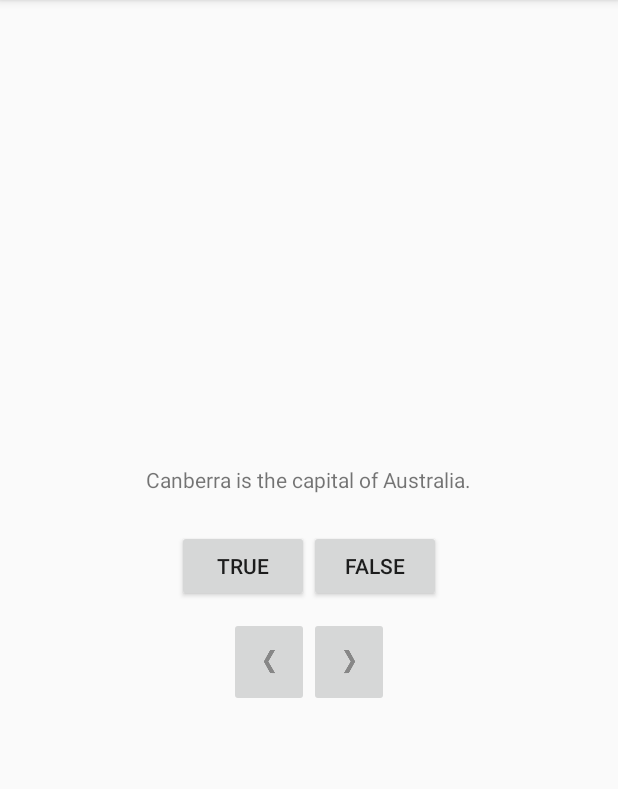
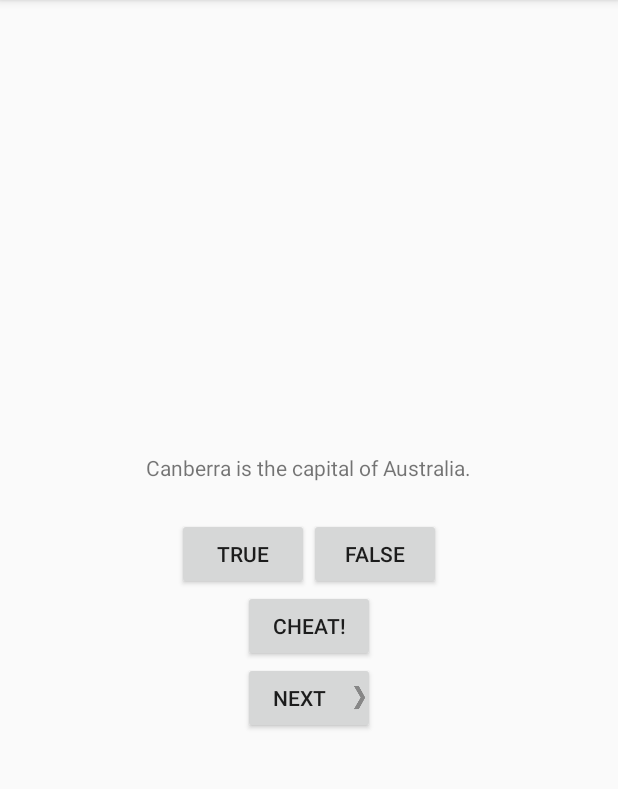
Before and after one commit to bmarz/GeoQuiz, an Android app: the screen it shows after launch (QuizActivity), on a phone screen of 412 x 824 dp, the part 84-873 px from its top. Run offline under Robolectric (Android 15) with nearby library versions, the phone set to English and light mode, and no system bars.

Commit message:
restored buttons to lesson format

```diff
--- a/app/src/main/java/com/bignerdranch/android/geoquiz/QuizActivity.java
+++ b/app/src/main/java/com/bignerdranch/android/geoquiz/QuizActivity.java
@@ -15,8 +15,7 @@ public class QuizActivity extends AppCompatActivity {
 
     private Button mTrueButton;
     private Button mFalseButton;
-    private ImageButton mPrevButton;
-    private ImageButton mNextButton;
+    private Button mNextButton;
     private TextView mQuestionTextView;
 
     private static final String TAG = "QuizActivity";
@@ -64,21 +63,7 @@ public class QuizActivity extends AppCompatActivity {
             }
         });
 
-        mPrevButton = (ImageButton) findViewById(R.id.prev_button);
-        mPrevButton.setOnClickListener(new View.OnClickListener() {
-            @Override
-            public void onClick(View view) {
-                if (mCurrentIndex == 0) {
-                    mCurrentIndex = mQuestionBank.length - 1;
-                }
-                else {
-                    mCurrentIndex = (mCurrentIndex - 1) % mQuestionBank.length;
-                }
-                updateQuestion();
-            }
-        });
-
-        mNextButton = (ImageButton) findViewById(R.id.next_button);
+        mNextButton = (Button) findViewById(R.id.next_button);
         mNextButton.setOnClickListener(new View.OnClickListener() {
             @Override
             public void onClick(View view) {
--- a/app/src/main/res/layout/activity_quiz.xml
+++ b/app/src/main/res/layout/activity_quiz.xml
@@ -29,27 +29,18 @@
 
     </LinearLayout>
 
-    <LinearLayout
+    <Button
+        android:id="@+id/cheat_button"
         android:layout_width="wrap_content"
         android:layout_height="wrap_content"
-        android:padding="10dp"
-        android:orientation="horizontal">
+        android:text="@string/cheat_button"/>
 
-        <ImageButton
-            android:id="@+id/prev_button"
-            android:layout_width="wrap_content"
-            android:layout_height="wrap_content"
-            android:src="@drawable/arrow_left"
-            android:padding="20dp"
-            android:contentDescription="@string/prev_button"/>
-        <ImageButton
-            android:id="@+id/next_button"
-            android:layout_width="wrap_content"
-            android:layout_height="wrap_content"
-            android:src="@drawable/arrow_right"
-            android:padding="20dp"
-            android:contentDescription="@string/next_button"/>
-
-    </LinearLayout>
+    <Button
+        android:id="@+id/next_button"
+        android:layout_width="wrap_content"
+        android:layout_height="wrap_content"
+        android:drawableRight="@drawable/arrow_right"
+        android:padding="4dp"
+        android:text="@string/next_button"/>
 
 </LinearLayout>
```
Also changed, not shown: app/src/main/res/layout/activity_cheat.xml (+25 -4 lines).
